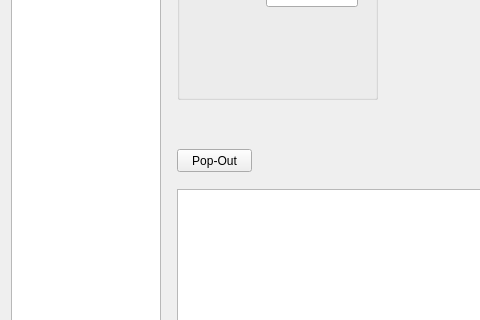
Above: settingswidget.ui from adecarolis/wfweb before the change; both pictures show x 0 to 480 and y 142 to 462 of the 1118 by 561 pixel window. Below: the same form after it.
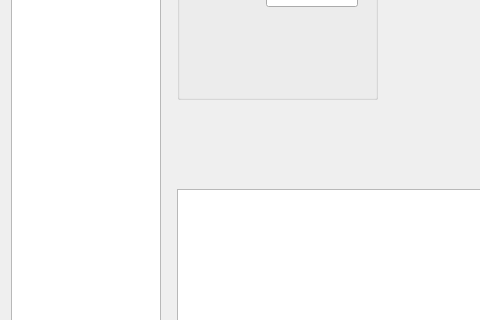
That is the form after the change. The open tabs and pages were chosen to show the change. Custom widgets are drawn as their Qt base class.

Diff of the .ui file:
```diff
--- a/settingswidget.ui
+++ b/settingswidget.ui
@@ -3047,22 +3047,6 @@
           <enum>QAbstractScrollArea::AdjustIgnored</enum>
          </property>
         </widget>
-        <widget class="QPushButton" name="clusterPopOutBtn">
-         <property name="geometry">
-          <rect>
-           <x>10</x>
-           <y>280</y>
-           <width>75</width>
-           <height>23</height>
-          </rect>
-         </property>
-         <property name="toolTip">
-          <string>&lt;html&gt;&lt;head/&gt;&lt;body&gt;&lt;p&gt;Pop out (or pop back in) the entire Settings tab. &lt;/p&gt;&lt;p&gt;NOTE: Press this button again to re-insert the tab when finished. &lt;/p&gt;&lt;/body&gt;&lt;/html&gt;</string>
-         </property>
-         <property name="text">
-          <string>Pop-Out</string>
-         </property>
-        </widget>
         <widget class="QWidget" name="horizontalLayoutWidget_2">
          <property name="geometry">
           <rect>
```
Left out of the diff: 7 changed lines with no effect on the pictures.
